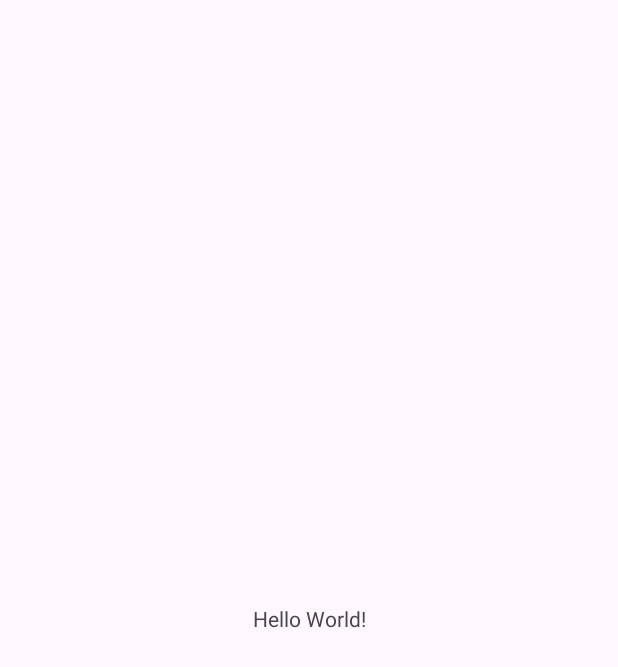
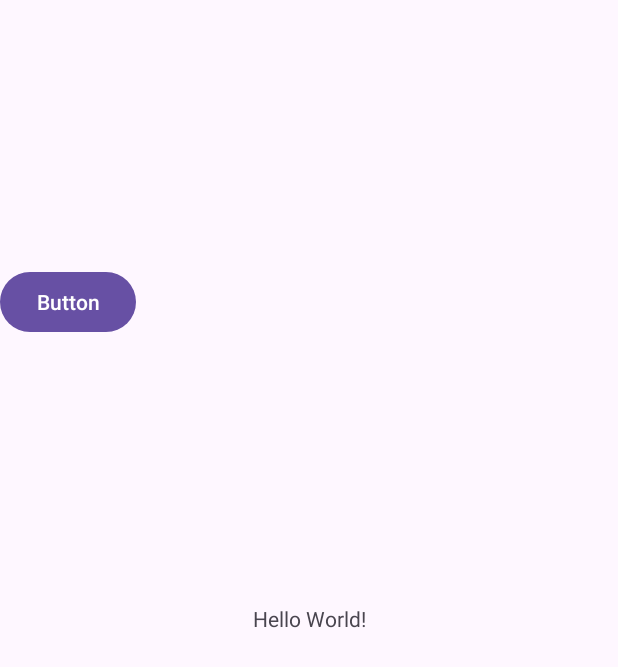
Before and after one commit to hacktoberfest-codex/YATRA360, an Android app: the screen it shows after launch (MainActivity), on a phone screen of 412 x 824 dp. Before the commit the part shown is almost empty. Shown: the top 667 px of the screen. Run offline under Robolectric (Android 15) with nearby library versions, the phone set to English and light mode, and no system bars.

Commit message:
2ndcommit

```diff
--- a/app/src/main/res/layout/activity_main.xml
+++ b/app/src/main/res/layout/activity_main.xml
@@ -7,6 +7,7 @@
     tools:context=".MainActivity">
 
     <TextView
+        android:id="@+id/textView"
         android:layout_width="wrap_content"
         android:layout_height="wrap_content"
         android:text="Hello World!"
@@ -15,4 +16,14 @@
         app:layout_constraintStart_toStartOf="parent"
         app:layout_constraintTop_toTopOf="parent" />
 
+    <Button
+        android:id="@+id/button"
+        android:layout_width="wrap_content"
+        android:layout_height="wrap_content"
+        android:text="Button"
+        app:layout_constraintBottom_toTopOf="@+id/textView"
+        app:layout_constraintTop_toTopOf="parent"
+        tools:layout_editor_absoluteX="163dp"
+        tools:ignore="MissingConstraints" />
+
 </androidx.constraintlayout.widget.ConstraintLayout>
```
